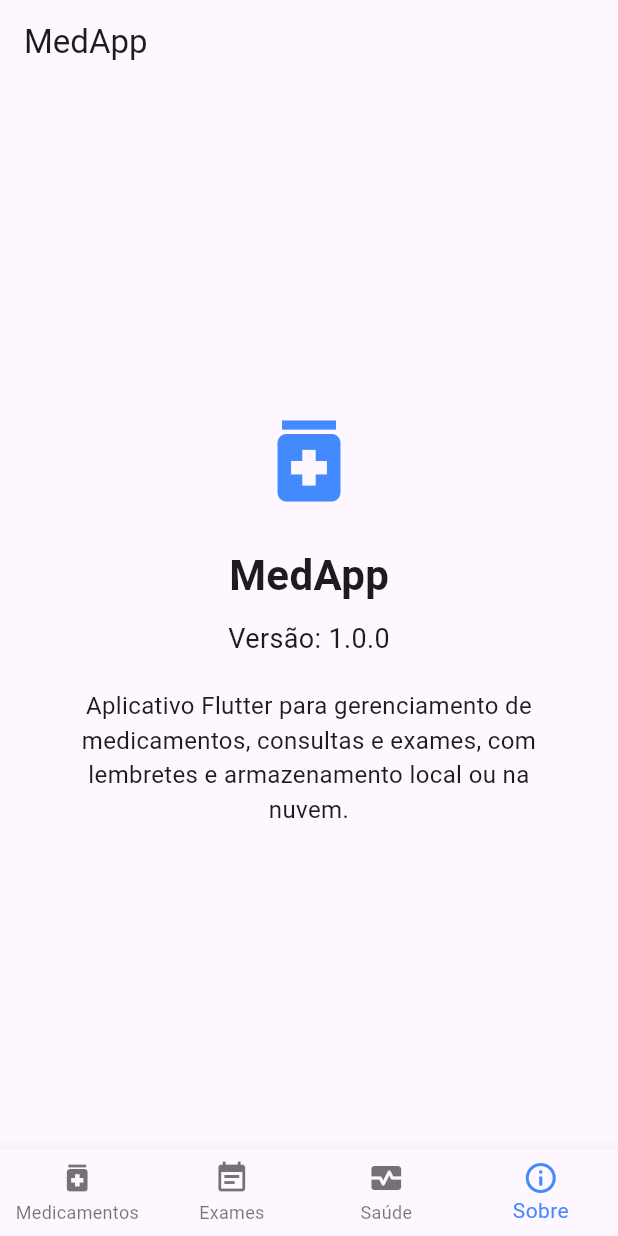
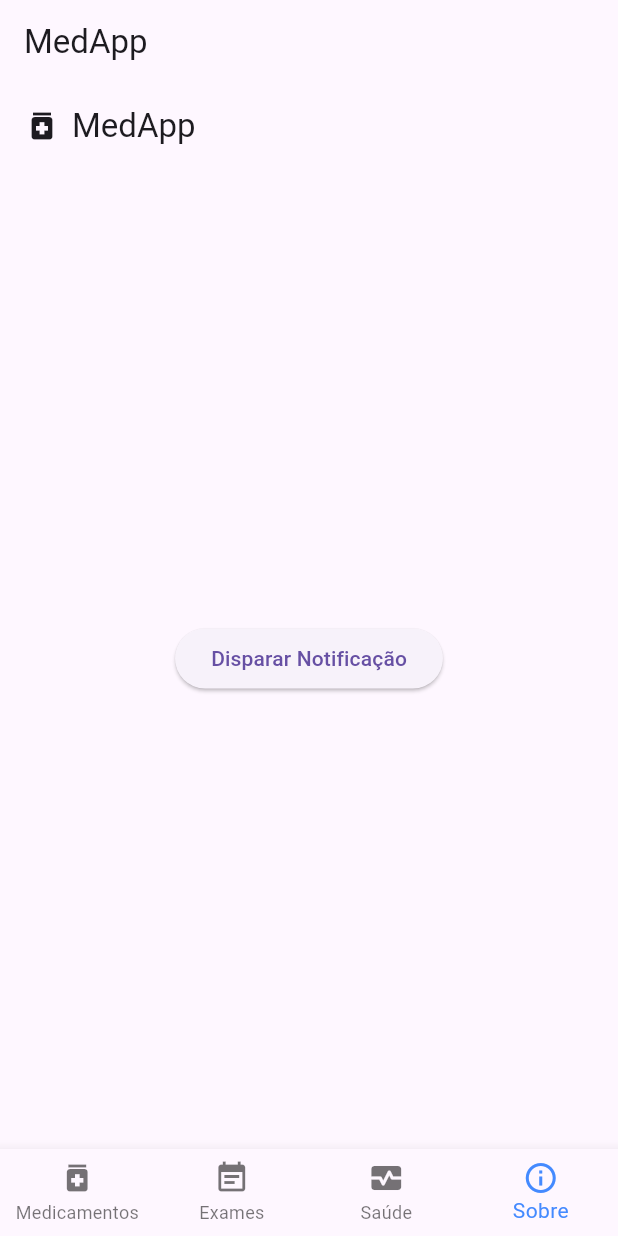
Before and after one commit to Garcez7R/medapp, a Flutter app: the screen it shows after launch, item 4 of the bottom bar chosen, on a phone screen of 412 x 824 dp. Run offline on Flutter 3.47's test engine with Material 3 defaults, Android fonts, the phone set to English and light mode, and no system bars; our stand-ins replace flutter_local_notifications, permission_handler, shared_preferences, timezone.

Commit message:
✨ Checkpoint Milagre - notificação no about.dart funcionando - 2025-06-28

```diff
--- a/lib/pages/about_page.dart
+++ b/lib/pages/about_page.dart
@@ -1,34 +1,66 @@
 import 'package:flutter/material.dart';
+import 'package:flutter_local_notifications/flutter_local_notifications.dart';
 
-class AboutPage extends StatelessWidget {
+class AboutPage extends StatefulWidget {
   const AboutPage({Key? key}) : super(key: key);
 
   @override
+  State<AboutPage> createState() => _AboutPageState();
+}
+
+class _AboutPageState extends State<AboutPage> {
+  final FlutterLocalNotificationsPlugin flutterLocalNotificationsPlugin =
+      FlutterLocalNotificationsPlugin();
+
+  @override
+  void initState() {
+    super.initState();
+    const AndroidInitializationSettings initializationSettingsAndroid =
+        AndroidInitializationSettings('@mipmap/ic_launcher');
+
+    final InitializationSettings initializationSettings =
+        InitializationSettings(android: initializationSettingsAndroid);
+
+    flutterLocalNotificationsPlugin.initialize(initializationSettings);
+  }
+
+  Future<void> _showNotification() async {
+    const AndroidNotificationDetails androidDetails =
+        AndroidNotificationDetails(
+      'test_channel',
+      'Test Channel',
+      channelDescription: 'Channel for testing notifications',
+      importance: Importance.max,
+      priority: Priority.high,
+    );
+
+    const NotificationDetails notificationDetails =
+        NotificationDetails(android: androidDetails);
+
+    await flutterLocalNotificationsPlugin.show(
+      0,
+      'Teste de Notificação',
+      'Esta é uma notificação de teste',
+      notificationDetails,
+    );
+  }
+
+  @override
   Widget build(BuildContext context) {
-    return Center(
-      child: Padding(
-        padding: const EdgeInsets.all(32.0),
-        child: Column(
-          mainAxisAlignment: MainAxisAlignment.center,
-          children: [
-            Icon(Icons.medication, size: 72, color: Colors.blueAccent),
-            const SizedBox(height: 20),
-            const Text(
-              'MedApp',
-              style: TextStyle(fontSize: 28, fontWeight: FontWeight.bold),
-            ),
-            const SizedBox(height: 10),
-            const Text(
-              'Versão: 1.0.0',
-              style: TextStyle(fontSize: 18),
-            ),
-            const SizedBox(height: 20),
-            const Text(
-              'Aplicativo Flutter para gerenciamento de medicamentos, consultas e exames, com lembretes e armazenamento local ou na nuvem.',
-              style: TextStyle(fontSize: 16),
-              textAlign: TextAlign.center,
-            ),
+    return Scaffold(
+      appBar: AppBar(
+        title: Row(
+          children: const [
+            Icon(Icons.medication),
+            SizedBox(width: 8),
+            Text('MedApp'),
           ],
+        ),
+      ),
+      body: Center(
+        child: ElevatedButton(
+          onPressed: _showNotification,
+          child: const Text('Disparar Notificação'),
         ),
       ),
     );
```
